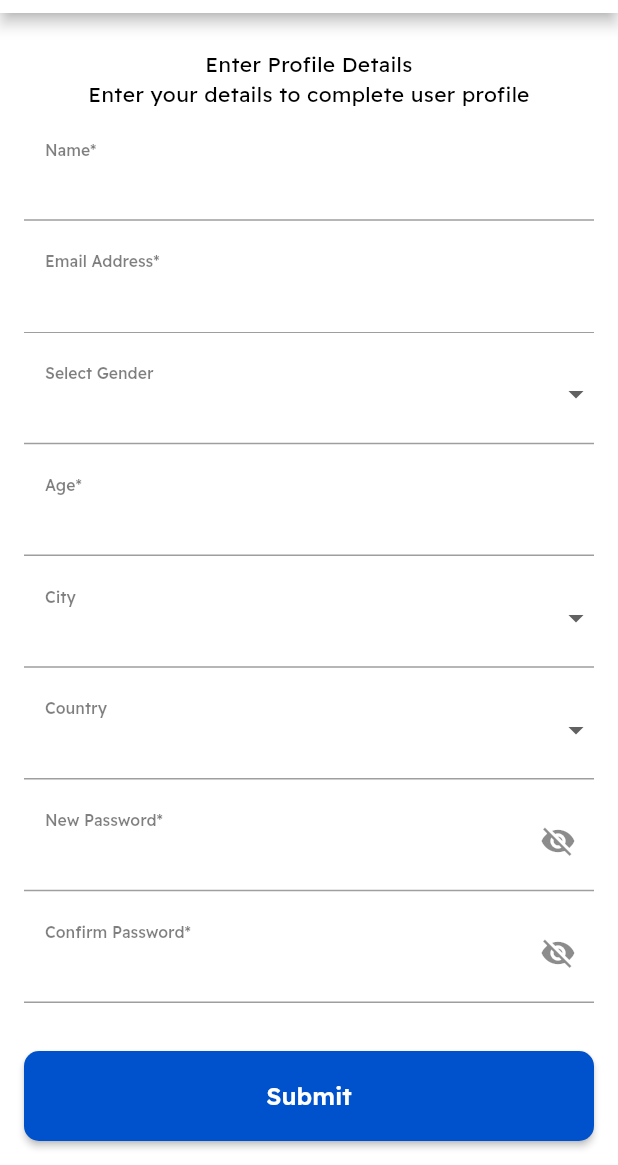
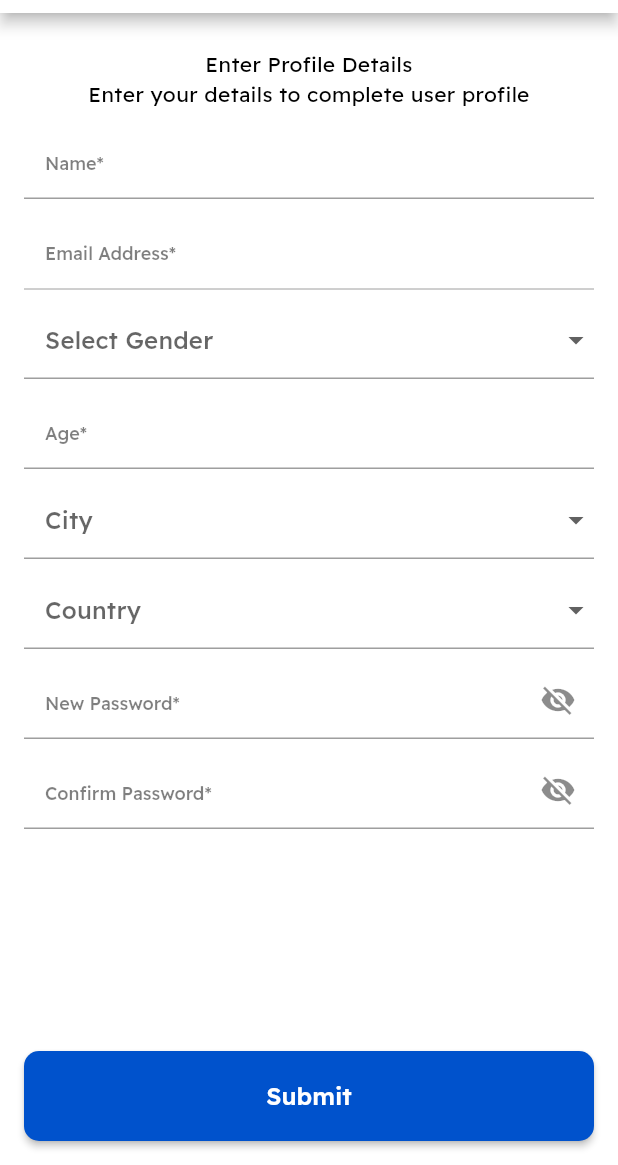
Before and after one commit to Sri-Satya-M/talaqa_user_app, a Flutter app: the ProfileEmailScreen screen opened directly, on a phone screen of 412 x 824 dp, the part 71-1236 px from its top. Run offline on Flutter 3.47's test engine with Material 2 defaults, Android fonts, the phone set to English and light mode, and no system bars; our stand-ins replace cached_network_image, dio, fluro, image_picker, intl_phone_number_input, lottie and 3 more; missing offline and left inert: flutter_date_pickers, flutter_portal, syncfusion_flutter_pdfviewer; accounts and stored records are empty.

Commit message:
Refactor code

```diff
--- a/lib/ui/screens/profile/profile_email_screen.dart
+++ b/lib/ui/screens/profile/profile_email_screen.dart
@@ -65,7 +65,7 @@ class _ProfileEmailScreenState extends State<ProfileEmailScreen> {
                   });
                 },
                 decoration: const InputDecoration(
-                  labelText: "Name*",
+                  hintText: "Name*",
                 ),
                 keyboardType: TextInputType.name,
                 inputFormatters: [
@@ -83,7 +83,7 @@ class _ProfileEmailScreenState extends State<ProfileEmailScreen> {
               TextFormField(
                 initialValue: userBloc.username,
                 enabled: false,
-                decoration: const InputDecoration(labelText: "Email Address*"),
+                decoration: const InputDecoration(hintText: "Email Address*"),
                 keyboardType: TextInputType.emailAddress,
               ),
               const SizedBox(height: 8),
@@ -93,7 +93,7 @@ class _ProfileEmailScreenState extends State<ProfileEmailScreen> {
                     gender = value.toString();
                   });
                 },
-                decoration: const InputDecoration(labelText: "Select Gender"),
+                decoration: const InputDecoration(hintText: "Select Gender"),
                 items: const [
                   DropdownMenuItem(
                     value: "MALE",
@@ -116,7 +116,7 @@ class _ProfileEmailScreenState extends State<ProfileEmailScreen> {
                     age = value;
                   });
                 },
-                decoration: const InputDecoration(labelText: "Age*"),
+                decoration: const InputDecoration(hintText: "Age*"),
                 keyboardType: TextInputType.number,
                 inputFormatters: [
                   FilteringTextInputFormatter.digitsOnly,
@@ -129,7 +129,7 @@ class _ProfileEmailScreenState extends State<ProfileEmailScreen> {
                     city = value.toString();
                   });
                 },
-                decoration: const InputDecoration(labelText: "City"),
+                decoration: const InputDecoration(hintText: "City"),
                 items: const [
                   DropdownMenuItem(
                     value: "Agra",
@@ -152,7 +152,7 @@ class _ProfileEmailScreenState extends State<ProfileEmailScreen> {
                     country = value.toString();
                   });
                 },
-                decoration: const InputDecoration(labelText: "Country"),
+                decoration: const InputDecoration(hintText: "Country"),
                 items: const [
                   DropdownMenuItem(
                     value: "India",
@@ -177,7 +177,7 @@ class _ProfileEmailScreenState extends State<ProfileEmailScreen> {
                 },
                 obscureText: visibility,
                 decoration: InputDecoration(
-                  labelText: "New Password*",
+                  hintText: "New Password*",
                   suffixIcon: IconButton(
                     onPressed: () => setState(() {
                       visibility = !visibility;
@@ -198,7 +198,7 @@ class _ProfileEmailScreenState extends State<ProfileEmailScreen> {
                 },
                 obscureText: visibility2,
                 decoration: InputDecoration(
-                  labelText: "Confirm Password*",
+                  hintText: "Confirm Password*",
                   suffixIcon: IconButton(
                     onPressed: () => setState(() {
                       visibility2 = !visibility2;
```
Also changed, not shown: lib/ui/screens/auth/email_screen.dart (+8 -2 lines), lib/ui/screens/auth/mobile_screen.dart (+11 -2 lines), lib/ui/screens/auth/sign_up_screen.dart (+7 -1 lines), lib/ui/screens/profile/profile_mobile_screen.dart (+11 -12 lines).
